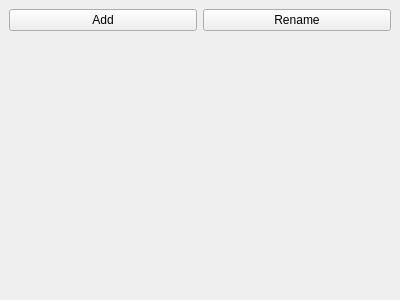
This is src/widgets/layers.ui in Kracav4ik/pencil_mob as Qt 5 draws it before an edit. The edited form follows.
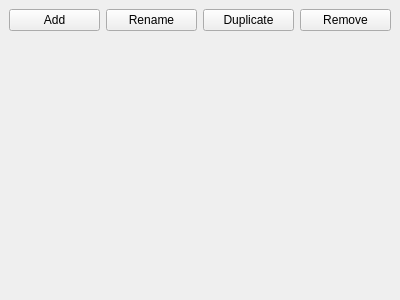
This is the edited form.

Commit message: Layer remove

Diff of the .ui file:
```diff
--- a/src/widgets/layers.ui
+++ b/src/widgets/layers.ui
@@ -34,6 +34,20 @@
         </property>
        </widget>
       </item>
+      <item>
+       <widget class="QPushButton" name="duplicateLayer">
+        <property name="text">
+         <string>Duplicate</string>
+        </property>
+       </widget>
+      </item>
+      <item>
+       <widget class="QPushButton" name="removeLayer">
+        <property name="text">
+         <string>Remove</string>
+        </property>
+       </widget>
+      </item>
      </layout>
     </item>
     <item>
```
Left out of the diff: 2 changed lines with no effect on the pictures. The commit also changes 6 other files.
